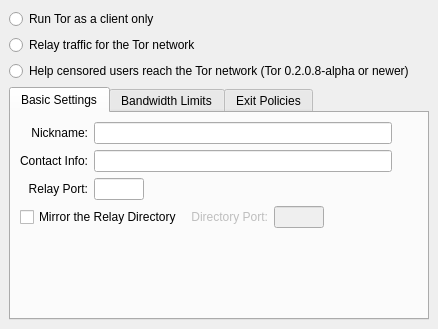
Above: src/gui/config/serverpage.ui from a-ilin/vidalia before the change. Below: the same form after it.
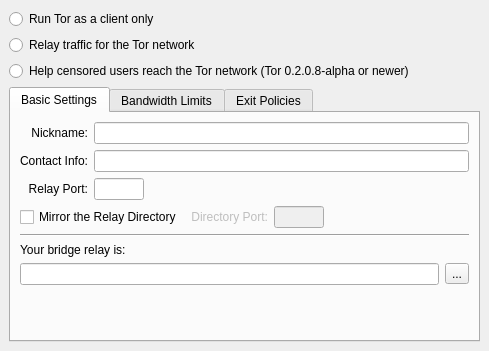
That is the form after the change. Icons and pictures are not drawn.

Commit message:
r2217@lysithea:  edmanm | 2007-10-24 00:31:34 -0400  Take a stab at a layout for displaying the user's bridge relay identity so  they can share it with their friends.
svn:r2080

```diff
--- a/src/gui/config/serverpage.ui
+++ b/src/gui/config/serverpage.ui
@@ -5,8 +5,8 @@
    <rect>
     <x>0</x>
     <y>0</y>
-    <width>438</width>
-    <height>329</height>
+    <width>489</width>
+    <height>351</height>
    </rect>
   </property>
   <property name="contextMenuPolicy" >
@@ -74,55 +74,7 @@
           <property name="spacing" >
            <number>6</number>
           </property>
-          <item row="6" column="3" >
-           <spacer>
-            <property name="orientation" >
-             <enum>Qt::Vertical</enum>
-            </property>
-            <property name="sizeHint" >
-             <size>
-              <width>20</width>
-              <height>40</height>
-             </size>
-            </property>
-           </spacer>
-          </item>
-          <item row="4" column="7" colspan="2" >
-           <spacer>
-            <property name="orientation" >
-             <enum>Qt::Horizontal</enum>
-            </property>
-            <property name="sizeHint" >
-             <size>
-              <width>41</width>
-              <height>20</height>
-             </size>
-            </property>
-           </spacer>
-          </item>
-          <item row="1" column="0" >
-           <widget class="QLabel" name="lblNickname" >
-            <property name="contextMenuPolicy" >
-             <enum>Qt::NoContextMenu</enum>
-            </property>
-            <property name="text" >
-             <string>Nickname:</string>
-            </property>
-            <property name="textFormat" >
-             <enum>Qt::AutoText</enum>
-            </property>
-            <property name="alignment" >
-             <set>Qt::AlignRight|Qt::AlignTrailing|Qt::AlignVCenter</set>
-            </property>
-            <property name="margin" >
-             <number>0</number>
-            </property>
-            <property name="indent" >
-             <number>0</number>
-            </property>
-           </widget>
-          </item>
-          <item row="3" column="0" >
+          <item row="2" column="0" >
            <widget class="QLabel" name="lblServerPort" >
             <property name="contextMenuPolicy" >
              <enum>Qt::NoContextMenu</enum>
@@ -141,22 +93,34 @@
             </property>
            </widget>
           </item>
-          <item row="3" column="1" >
-           <widget class="QLineEdit" name="lineServerPort" >
-            <property name="sizePolicy" >
-             <sizepolicy>
-              <hsizetype>0</hsizetype>
-              <vsizetype>0</vsizetype>
-              <horstretch>0</horstretch>
-              <verstretch>0</verstretch>
-             </sizepolicy>
+          <item row="3" column="0" colspan="3" >
+           <widget class="QCheckBox" name="chkMirrorDirectory" >
+            <property name="contextMenuPolicy" >
+             <enum>Qt::NoContextMenu</enum>
             </property>
-            <property name="maximumSize" >
+            <property name="toolTip" >
+             <string>Enable to mirror the Tor relay directory</string>
+            </property>
+            <property name="text" >
+             <string>Mirror the Relay Directory </string>
+            </property>
+           </widget>
+          </item>
+          <item row="3" column="6" >
+           <spacer>
+            <property name="orientation" >
+             <enum>Qt::Horizontal</enum>
+            </property>
+            <property name="sizeHint" >
              <size>
-              <width>50</width>
-              <height>16777215</height>
+              <width>40</width>
+              <height>20</height>
              </size>
             </property>
+           </spacer>
+          </item>
+          <item row="1" column="1" colspan="7" >
+           <widget class="QLineEdit" name="lineServerContact" >
             <property name="cursor" >
              <cursor>4</cursor>
             </property>
@@ -164,27 +128,12 @@
              <enum>Qt::NoContextMenu</enum>
             </property>
             <property name="toolTip" >
-             <string>Port on which users and other relays can communicate with your relay</string>
+             <string>Email address at which you may be reached if there is a
+problem with your relay. You might also include your PGP or GPG fingerprint.</string>
             </property>
            </widget>
           </item>
-          <item row="2" column="0" >
-           <widget class="QLabel" name="label_1" >
-            <property name="contextMenuPolicy" >
-             <enum>Qt::NoContextMenu</enum>
-            </property>
-            <property name="text" >
-             <string>Contact Info:</string>
-            </property>
-            <property name="alignment" >
-             <set>Qt::AlignRight|Qt::AlignTrailing|Qt::AlignVCenter</set>
-            </property>
-            <property name="indent" >
-             <number>0</number>
-            </property>
-           </widget>
-          </item>
-          <item row="4" column="3" colspan="3" >
+          <item row="3" column="3" colspan="3" >
            <layout class="QHBoxLayout" >
             <property name="margin" >
              <number>0</number>
@@ -248,21 +197,69 @@
             </item>
            </layout>
           </item>
-          <item row="2" column="1" colspan="7" >
-           <widget class="QLineEdit" name="lineServerContact" >
-            <property name="cursor" >
-             <cursor>4</cursor>
-            </property>
+          <item row="1" column="0" >
+           <widget class="QLabel" name="label_1" >
             <property name="contextMenuPolicy" >
              <enum>Qt::NoContextMenu</enum>
             </property>
-            <property name="toolTip" >
-             <string>Email address at which you may be reached if there is a
-problem with your relay. You might also include your PGP or GPG fingerprint.</string>
+            <property name="text" >
+             <string>Contact Info:</string>
             </property>
+            <property name="alignment" >
+             <set>Qt::AlignRight|Qt::AlignTrailing|Qt::AlignVCenter</set>
+            </property>
+            <property name="indent" >
+             <number>0</number>
+            </property>
            </widget>
           </item>
-          <item row="1" column="1" colspan="7" >
+          <item row="2" column="2" colspan="6" >
+           <spacer>
+            <property name="orientation" >
+             <enum>Qt::Horizontal</enum>
+            </property>
+            <property name="sizeHint" >
+             <size>
+              <width>321</width>
+              <height>20</height>
+             </size>
+            </property>
+           </spacer>
+          </item>
+          <item row="8" column="0" >
+           <spacer>
+            <property name="orientation" >
+             <enum>Qt::Vertical</enum>
+            </property>
+            <property name="sizeHint" >
+             <size>
+              <width>20</width>
+              <height>40</height>
+             </size>
+            </property>
+           </spacer>
+          </item>
+          <item row="5" column="0" colspan="4" >
+           <widget class="QLabel" name="lblBridgeIdentity" >
+            <property name="text" >
+             <string>Your bridge relay is:</string>
+            </property>
+           </widget>
+          </item>
+          <item row="3" column="5" colspan="2" >
+           <spacer>
+            <property name="orientation" >
+             <enum>Qt::Horizontal</enum>
+            </property>
+            <property name="sizeHint" >
+             <size>
+              <width>41</width>
+              <height>20</height>
+             </size>
+            </property>
+           </spacer>
+          </item>
+          <item row="0" column="1" colspan="7" >
            <widget class="QLineEdit" name="lineServerNickname" >
             <property name="cursor" >
              <cursor>4</cursor>
@@ -281,44 +278,91 @@
             </property>
            </widget>
           </item>
-          <item row="4" column="0" colspan="3" >
-           <widget class="QCheckBox" name="chkMirrorDirectory" >
+          <item row="2" column="1" >
+           <widget class="QLineEdit" name="lineServerPort" >
+            <property name="sizePolicy" >
+             <sizepolicy>
+              <hsizetype>0</hsizetype>
+              <vsizetype>0</vsizetype>
+              <horstretch>0</horstretch>
+              <verstretch>0</verstretch>
+             </sizepolicy>
+            </property>
+            <property name="maximumSize" >
+             <size>
+              <width>50</width>
+              <height>16777215</height>
+             </size>
+            </property>
+            <property name="cursor" >
+             <cursor>4</cursor>
+            </property>
             <property name="contextMenuPolicy" >
              <enum>Qt::NoContextMenu</enum>
             </property>
             <property name="toolTip" >
-             <string>Enable to mirror the Tor relay directory</string>
+             <string>Port on which users and other relays can communicate with your relay</string>
+            </property>
+           </widget>
+          </item>
+          <item row="0" column="0" >
+           <widget class="QLabel" name="lblNickname" >
+            <property name="contextMenuPolicy" >
+             <enum>Qt::NoContextMenu</enum>
             </property>
             <property name="text" >
-             <string>Mirror the Relay Directory </string>
+             <string>Nickname:</string>
             </property>
+            <property name="textFormat" >
+             <enum>Qt::AutoText</enum>
+            </property>
+            <property name="alignment" >
+             <set>Qt::AlignRight|Qt::AlignTrailing|Qt::AlignVCenter</set>
+            </property>
+            <property name="margin" >
+             <number>0</number>
+            </property>
+            <property name="indent" >
+             <number>0</number>
+            </property>
            </widget>
           </item>
-          <item row="4" column="8" >
-           <spacer>
+          <item row="4" column="0" colspan="8" >
+           <widget class="Line" name="lineBridgeSeparator" >
             <property name="orientation" >
              <enum>Qt::Horizontal</enum>
             </property>
-            <property name="sizeHint" >
-             <size>
-              <width>40</width>
-              <height>20</height>
-             </size>
-            </property>
-           </spacer>
+           </widget>
           </item>
-          <item row="3" column="2" colspan="6" >
-           <spacer>
-            <property name="orientation" >
-             <enum>Qt::Horizontal</enum>
+          <item row="6" column="0" colspan="8" >
+           <layout class="QHBoxLayout" >
+            <property name="margin" >
+             <number>0</number>
             </property>
-            <property name="sizeHint" >
-             <size>
-              <width>321</width>
-              <height>20</height>
-             </size>
+            <property name="spacing" >
+             <number>6</number>
             </property>
-           </spacer>
+            <item>
+             <widget class="QLineEdit" name="lineBridgeIdentity" >
+              <property name="text" >
+               <string/>
+              </property>
+              <property name="readOnly" >
+               <bool>true</bool>
+              </property>
+             </widget>
+            </item>
+            <item>
+             <widget class="QToolButton" name="btnCopyBridgeIdentity" >
+              <property name="text" >
+               <string>...</string>
+              </property>
+              <property name="icon" >
+               <iconset resource="../res/vidalia_common.qrc" >:/images/22x22/edit-copy.png</iconset>
+              </property>
+             </widget>
+            </item>
+           </layout>
           </item>
          </layout>
         </widget>
```
Left out of the diff: 4 changed lines with no effect on the pictures.
